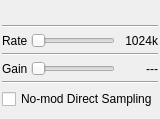
The window that plugins/samplesource/rtlsdr/rtlsdrgui.ui (f4exb/sdrangel) describes before a commit, drawn with Qt 5.
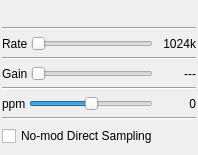
The same window after the commit. Custom widgets are drawn as their Qt base class.

The edit to the form file:
```diff
--- a/plugins/samplesource/rtlsdr/rtlsdrgui.ui
+++ b/plugins/samplesource/rtlsdr/rtlsdrgui.ui
@@ -6,8 +6,8 @@
    <rect>
     <x>0</x>
     <y>0</y>
-    <width>132</width>
-    <height>119</height>
+    <width>198</width>
+    <height>155</height>
    </rect>
   </property>
   <property name="sizePolicy">
@@ -214,6 +214,53 @@
      </item>
     </layout>
    </item>
+   <item>
+    <widget class="Line" name="line_2">
+     <property name="orientation">
+      <enum>Qt::Horizontal</enum>
+     </property>
+    </widget>
+   </item>
+   <item>
+    <layout class="QGridLayout" name="gridLayout_1">
+     <property name="spacing">
+      <number>3</number>
+     </property>
+     <item row="0" column="1">
+      <widget class="QSlider" name="ppm">
+       <property name="minimum">
+        <number>-99</number>
+       </property>
+       <property name="orientation">
+        <enum>Qt::Horizontal</enum>
+       </property>
+      </widget>
+     </item>
+     <item row="0" column="2">
+      <widget class="QLabel" name="ppmText">
+       <property name="minimumSize">
+        <size>
+         <width>40</width>
+         <height>0</height>
+        </size>
+       </property>
+       <property name="text">
+        <string>0</string>
+       </property>
+       <property name="alignment">
+        <set>Qt::AlignRight|Qt::AlignTrailing|Qt::AlignVCenter</set>
+       </property>
+      </widget>
+     </item>
+     <item row="0" column="0">
+      <widget class="QLabel" name="label_10">
+       <property name="text">
+        <string>ppm</string>
+       </property>
+      </widget>
+     </item>
+    </layout>
+   </item>
    <item>
     <widget class="Line" name="line">
      <property name="orientation">
```
